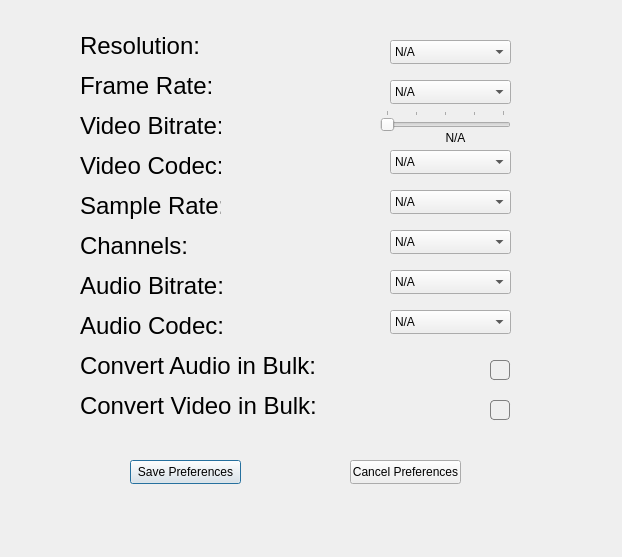
Old version of the form ui_elements/video_audio_preferences/videoaudiopreferences.ui in the repository Cub1cMang0/FLEX.
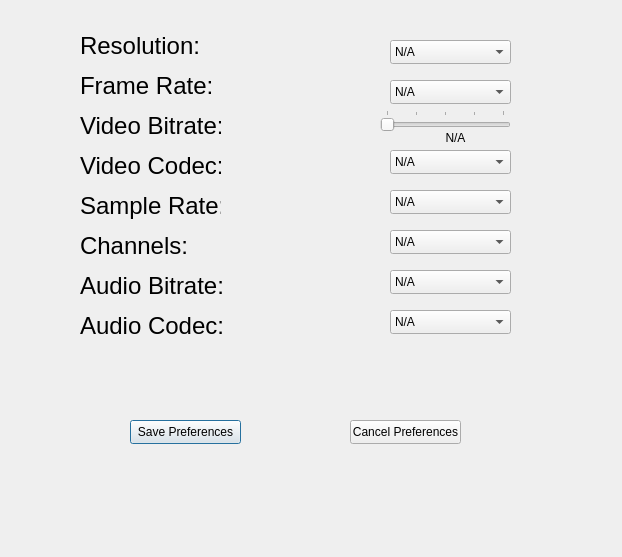
New version of the form.

Commit message: Made mainvideoconverter asynchronus. Added bulk conversion support as well.

Diff of the .ui file:
```diff
--- a/ui_elements/video_audio_preferences/videoaudiopreferences.ui
+++ b/ui_elements/video_audio_preferences/videoaudiopreferences.ui
@@ -498,7 +498,7 @@
    <property name="geometry">
     <rect>
      <x>130</x>
-     <y>460</y>
+     <y>420</y>
      <width>111</width>
      <height>24</height>
     </rect>
@@ -511,7 +511,7 @@
    <property name="geometry">
     <rect>
      <x>350</x>
-     <y>460</y>
+     <y>420</y>
      <width>111</width>
      <height>24</height>
     </rect>
@@ -520,105 +520,6 @@
     <string>Cancel Preferences</string>
    </property>
   </widget>
-  <widget class="QLabel" name="audio_bulk_label">
-   <property name="geometry">
-    <rect>
-     <x>80</x>
-     <y>350</y>
-     <width>241</width>
-     <height>31</height>
-    </rect>
-   </property>
-   <property name="font">
-    <font>
-     <pointsize>18</pointsize>
-    </font>
-   </property>
-   <property name="text">
-    <string>Convert Audio in Bulk: </string>
-   </property>
-  </widget>
-  <widget class="QCheckBox" name="audio_bulk_cb">
-   <property name="geometry">
-    <rect>
-     <x>490</x>
-     <y>360</y>
-     <width>21</width>
-     <height>21</height>
-    </rect>
-   </property>
-   <property name="font">
-    <font>
-     <pointsize>9</pointsize>
-    </font>
-   </property>
-   <property name="styleSheet">
-    <string notr="true">QCheckBox::indicator {
-    width: 18px;
-    height: 18px;
-	border: 1px solid grey;
-	border-radius: 4px;
-	color: white;
-}
-
-QCheckBox::indicator:checked {
-	background: #32a6ff;
-}</string>
-   </property>
-   <property name="text">
-    <string/>
-   </property>
-   <property name="iconSize">
-    <size>
-     <width>16</width>
-     <height>16</height>
-    </size>
-   </property>
-  </widget>
-  <widget class="QLabel" name="vide_bulk_label">
-   <property name="geometry">
-    <rect>
-     <x>80</x>
-     <y>390</y>
-     <width>241</width>
-     <height>31</height>
-    </rect>
-   </property>
-   <property name="font">
-    <font>
-     <pointsize>18</pointsize>
-    </font>
-   </property>
-   <property name="text">
-    <string>Convert Video in Bulk: </string>
-   </property>
-  </widget>
-  <widget class="QCheckBox" name="video_bulk_cb">
-   <property name="geometry">
-    <rect>
-     <x>490</x>
-     <y>400</y>
-     <width>21</width>
-     <height>21</height>
-    </rect>
-   </property>
-   <property name="styleSheet">
-    <string notr="true">QCheckBox::indicator {
-    width: 18px;
-    height: 18px;
-	border: 1px solid grey;
-	border-radius: 4px;
-	color: white;
-}
-
-QCheckBox::indicator:checked {
-	background: #32a6ff;
-}</string>
-   </property>
-   <property name="text">
-    <string/>
-   </property>
-  </widget>
  </widget>
  <resources/>
  <connections/>
```
Left out of the diff: 26 changed lines with no effect on the pictures. The commit also changes 4 other files.
